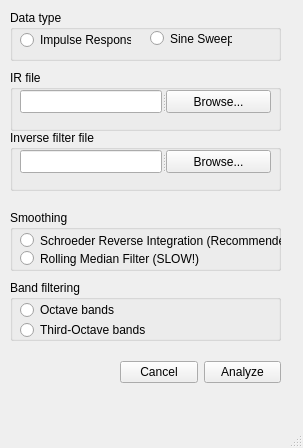
juanmartinvk/VKNG2, file gui_setup.ui: the form before one commit.
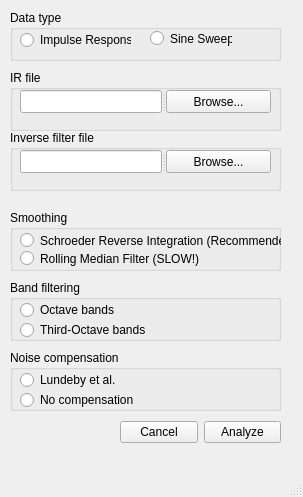
The form after the commit.

Commit message: Funcion exportar, opcion lundeby

Diff of the .ui file:
```diff
--- a/gui_setup.ui
+++ b/gui_setup.ui
@@ -10,7 +10,7 @@
     <x>0</x>
     <y>0</y>
     <width>303</width>
-    <height>448</height>
+    <height>497</height>
    </rect>
   </property>
   <property name="windowTitle">
@@ -21,7 +21,7 @@
     <property name="geometry">
      <rect>
       <x>120</x>
-      <y>360</y>
+      <y>420</y>
       <width>161</width>
       <height>25</height>
      </rect>
@@ -230,6 +230,45 @@
      </property>
     </widget>
    </widget>
+   <widget class="QGroupBox" name="groupBox_2">
+    <property name="geometry">
+     <rect>
+      <x>10</x>
+      <y>350</y>
+      <width>271</width>
+      <height>61</height>
+     </rect>
+    </property>
+    <property name="title">
+     <string>Noise compensation</string>
+    </property>
+    <widget class="QRadioButton" name="lundebyButton">
+     <property name="geometry">
+      <rect>
+       <x>10</x>
+       <y>20</y>
+       <width>111</width>
+       <height>20</height>
+      </rect>
+     </property>
+     <property name="text">
+      <string>Lundeby et al.</string>
+     </property>
+    </widget>
+    <widget class="QRadioButton" name="noCompButton">
+     <property name="geometry">
+      <rect>
+       <x>10</x>
+       <y>40</y>
+       <width>145</width>
+       <height>20</height>
+      </rect>
+     </property>
+     <property name="text">
+      <string>No compensation</string>
+     </property>
+    </widget>
+   </widget>
   </widget>
   <widget class="QMenuBar" name="menubar">
    <property name="geometry">
```
The commit also changes 3 other files.
